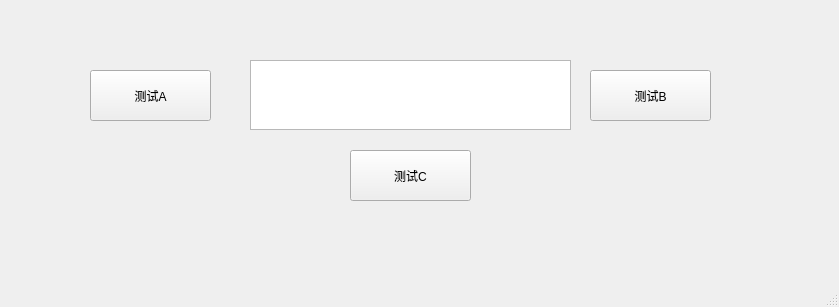
wcss2010/PythonRibbonDemo, file uiDefines/MainWindow.ui: the form before one commit.
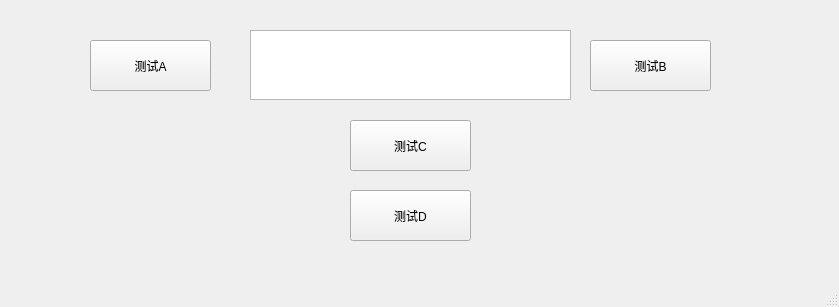
The form after the commit.

The edit to the form file:
```diff
--- a/uiDefines/MainWindow.ui
+++ b/uiDefines/MainWindow.ui
@@ -18,7 +18,7 @@
     <property name="geometry">
      <rect>
       <x>90</x>
-      <y>70</y>
+      <y>40</y>
       <width>121</width>
       <height>51</height>
      </rect>
@@ -31,7 +31,7 @@
     <property name="geometry">
      <rect>
       <x>250</x>
-      <y>60</y>
+      <y>30</y>
       <width>321</width>
       <height>70</height>
      </rect>
@@ -41,7 +41,7 @@
     <property name="geometry">
      <rect>
       <x>590</x>
-      <y>70</y>
+      <y>40</y>
       <width>121</width>
       <height>51</height>
      </rect>
@@ -54,7 +54,7 @@
     <property name="geometry">
      <rect>
       <x>350</x>
-      <y>150</y>
+      <y>120</y>
       <width>121</width>
       <height>51</height>
      </rect>
@@ -63,6 +63,19 @@
      <string>测试C</string>
     </property>
    </widget>
+   <widget class="QPushButton" name="btnTestD">
+    <property name="geometry">
+     <rect>
+      <x>350</x>
+      <y>190</y>
+      <width>121</width>
+      <height>51</height>
+     </rect>
+    </property>
+    <property name="text">
+     <string>测试D</string>
+    </property>
+   </widget>
   </widget>
   <widget class="QStatusBar" name="statusbar"/>
   <widget class="QMenuBar" name="menubar">
```
Left out of the diff: 2 changed lines with no effect on the pictures.
